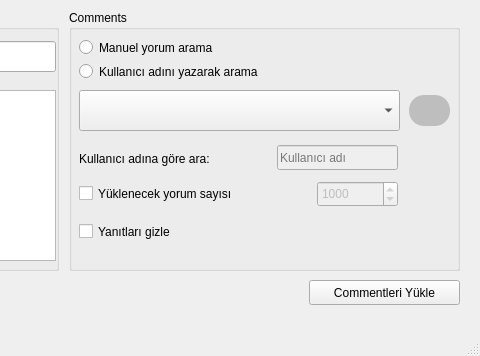
Qt form ui/main.ui (ramo828/instagram-comment-liker) before a commit; both pictures show x 251 to 731 and y 0 to 356 of the 731 by 356 pixel window.
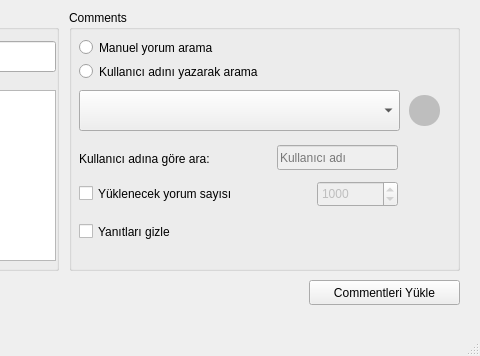
The same form after that commit.

The edit to the form file:
```diff
--- a/ui/main.ui
+++ b/ui/main.ui
@@ -172,7 +172,7 @@
       <rect>
        <x>340</x>
        <y>85</y>
-       <width>41</width>
+       <width>31</width>
        <height>31</height>
       </rect>
      </property>
```
